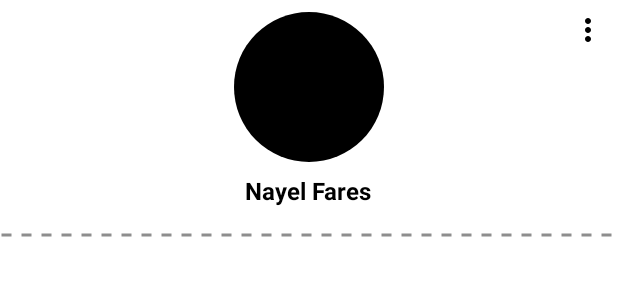
After one commit to nayelfares/ChildB-H, an Android app: the layout child_item_row.xml on its own in the app's theme, with its tools: preview values and no code run, on a phone screen of 412 x 824 dp. The commit adds this screen. Shown: the top 300 px of the screen. Run offline under Robolectric (Android 15) with nearby library versions, the light colour scheme and no system bars; network calls fail.

Commit message:
childList

```diff
--- a/app/src/main/java/com/medical/childbh/parent/ParentActivity.kt
+++ b/app/src/main/java/com/medical/childbh/parent/ParentActivity.kt
@@ -15,6 +15,7 @@ import androidx.fragment.app.Fragment
 import com.google.android.material.navigation.NavigationView
 import com.medical.childbh.R
 import com.medical.childbh.parent.ui.ArticalsFragment
+import com.medical.childbh.parent.ui.ChildrenFragment
 import com.medical.childbh.parent.ui.DoctorsFragment
 import kotlinx.android.synthetic.main.activity_parent.*
 
@@ -39,6 +40,7 @@ class ParentActivity : AppCompatActivity() {
                 R.id.children -> {
                     item.isChecked = true
                     drawerLayout.closeDrawers()
+                    replaceFragmentAndClear(ChildrenFragment())
                 }
                 R.id.doctors -> {
                     item.isChecked = true
--- /dev/null
+++ b/app/src/main/res/drawable/dotted.xml
@@ -0,0 +1,10 @@
+<?xml version="1.0" encoding="utf-8"?>
+<shape xmlns:android="http://schemas.android.com/apk/res/android"
+    android:shape="line">
+
+    <stroke
+        android:color="#99444444"
+        android:dashWidth="10px"
+        android:dashGap="10px"
+        android:width="2dp"/>
+</shape>
--- /dev/null
+++ b/app/src/main/res/drawable/ic_more.xml
@@ -0,0 +1,9 @@
+<vector xmlns:android="http://schemas.android.com/apk/res/android"
+    android:width="24dp"
+    android:height="24dp"
+    android:viewportWidth="24"
+    android:viewportHeight="24">
+    <path
+        android:fillColor="#FF000000"
+        android:pathData="M12,8c1.1,0 2,-0.9 2,-2s-0.9,-2 -2,-2 -2,0.9 -2,2 0.9,2 2,2zM12,10c-1.1,0 -2,0.9 -2,2s0.9,2 2,2 2,-0.9 2,-2 -0.9,-2 -2,-2zM12,16c-1.1,0 -2,0.9 -2,2s0.9,2 2,2 2,-0.9 2,-2 -0.9,-2 -2,-2z"/>
+</vector>
--- /dev/null
+++ b/app/src/main/res/layout/child_item_row.xml
@@ -0,0 +1,39 @@
+<?xml version="1.0" encoding="utf-8"?>
+<RelativeLayout
+    xmlns:android="http://schemas.android.com/apk/res/android" android:layout_width="match_parent"
+    android:layout_height="wrap_content">
+    <androidx.appcompat.widget.AppCompatImageButton
+        android:layout_width="40dp"
+        android:layout_height="40dp"
+        android:layout_alignParentEnd="true"
+        android:layout_alignParentTop="true"
+        android:src="@drawable/ic_more"
+        android:background="@color/transparent"
+        android:id="@+id/more"/>
+    <de.hdodenhof.circleimageview.CircleImageView
+        android:layout_width="100dp"
+        android:layout_height="100dp"
+        android:layout_centerHorizontal="true"
+        android:layout_margin="8dp"
+        android:background="@color/transparent"
+        android:src="@color/black"
+        android:id="@+id/photo"/>
+    <TextView
+        android:layout_width="wrap_content"
+        android:layout_height="wrap_content"
+        android:text="Nayel Fares"
+        android:textSize="16sp"
+        android:id="@+id/name"
+        android:textStyle="bold"
+        android:layout_centerHorizontal="true"
+        android:layout_below="@+id/photo"
+        android:layout_marginBottom="16dp"
+        android:textColor="@color/black"/>
+
+    <ImageView
+        android:layout_width="match_parent"
+        android:layout_height="5dp"
+        android:layout_below="@id/name"
+        android:src="@drawable/dotted"
+        android:layerType="software" />
+</RelativeLayout>
--- a/app/src/main/res/values/strings.xml
+++ b/app/src/main/res/values/strings.xml
@@ -66,4 +66,8 @@
     <string name="doctors">Doctors</string>
     <string name="articals">Articals</string>
     <string name="check_intenet_connection">Check intenet connection</string>
+    <string name="delete">Delete</string>
+    <string name="view_report">View Report</string>
+    <string name="add_consultant">Add consultant</string>
+    <string name="add_new_child">Add new child</string>
 </resources>
```
Also changed, not shown: app/src/main/java/com/medical/childbh/parent/api/ParentService.kt (+7 -0 lines), app/src/main/java/com/medical/childbh/parent/model/Child.kt (added, +15 -0 lines), app/src/main/java/com/medical/childbh/parent/ui/ChildernFragment.kt (added, +33 -0 lines), app/src/main/java/com/medical/childbh/parent/ui/ChildrenView.kt (added, +8 -0 lines), app/src/main/java/com/medical/childbh/parent/vm/ChildAdapter.kt (added, +66 -0 lines), app/src/main/java/com/medical/childbh/parent/vm/ChildrenViewModel.kt (added, +32 -0 lines), app/src/main/res/drawable/add.xml (added, +9 -0 lines), app/src/main/res/layout/fragment_children.xml (added, +33 -0 lines), app/src/main/res/menu/child_options.xml (added, +9 -0 lines).
